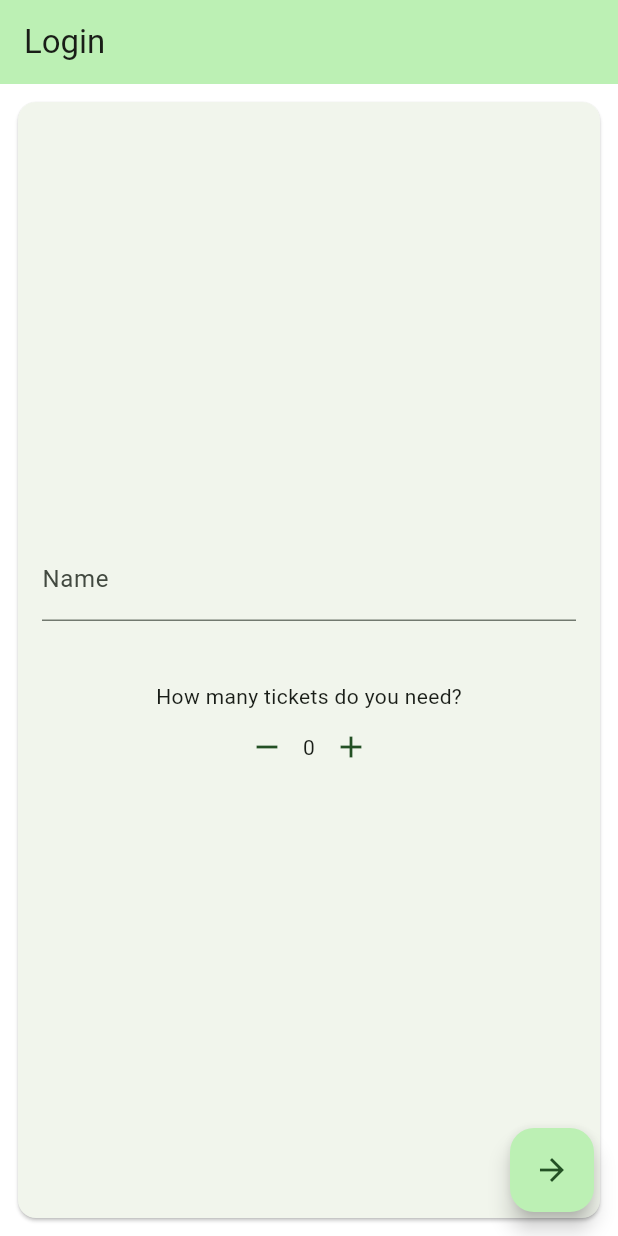
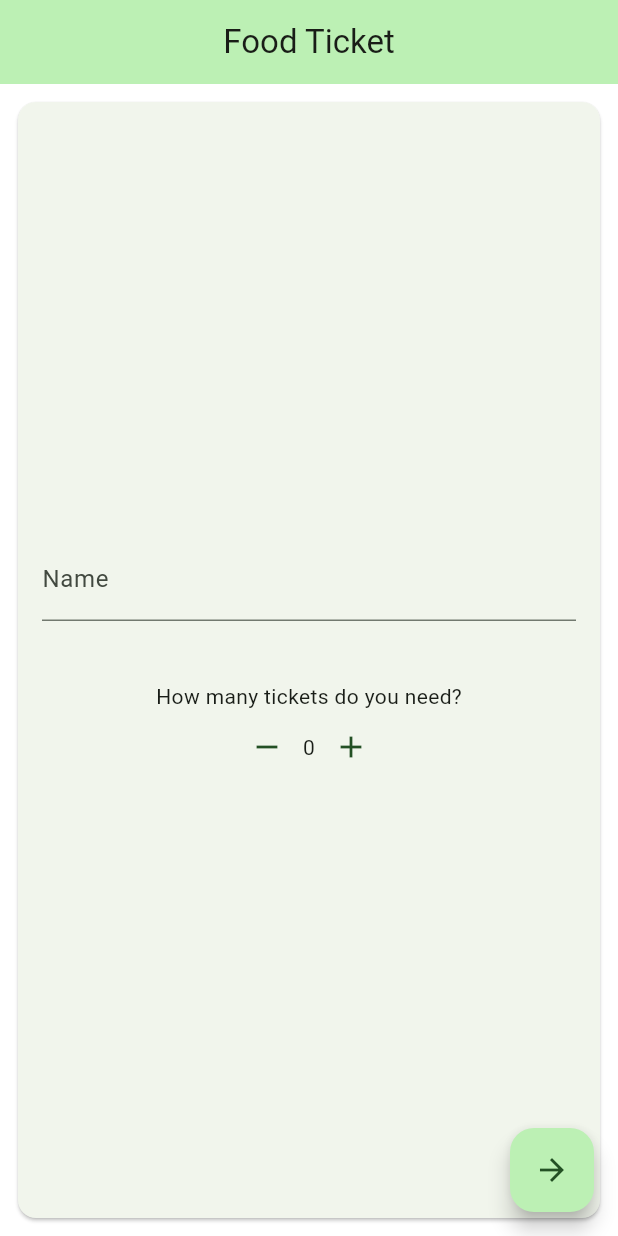
Before and after one commit to milanp19/FoodTicket, a Flutter app: the screen it shows after launch, on a phone screen of 412 x 824 dp. Run offline on Flutter 3.47's test engine with Material 2 defaults, Android fonts, the phone set to English and light mode, and no system bars.

```diff
--- a/lib/pageLayouts/login.dart
+++ b/lib/pageLayouts/login.dart
@@ -34,7 +34,7 @@ class _LoginpageState extends State<Loginpage> {
     return Scaffold(
       appBar: AppBar(
         backgroundColor: Theme.of(context).colorScheme.primaryContainer,
-        title: Text("Login"),
+        title: Center(child: Text("Food Ticket")),
       ),
       backgroundColor: Theme.of(context).colorScheme.onSecondary,
       body: Stack(
```
Also changed, not shown: 6 other files.
